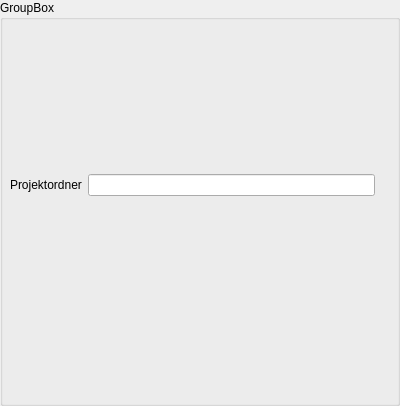
This is src/gui_vm/view/qt_designed/project.ui in ChrFr/gui_vm as Qt 5 draws it before an edit. The edited form follows.
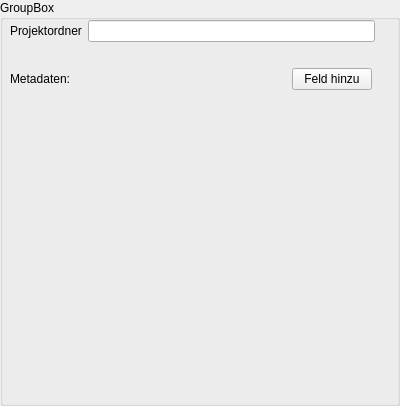
This is the edited form. Icons and pictures are not drawn.

Commit message: Fixed: closeevent wasn't catched. fixed by changing way to close from qapp.quit to close(); New Feature: user may add meta-fields to project (delete missing atm);

What changed in the file:
```diff
--- a/src/gui_vm/view/qt_designed/project.ui
+++ b/src/gui_vm/view/qt_designed/project.ui
@@ -52,8 +52,66 @@
       </property>
      </widget>
     </item>
-    <item row="1" column="0" colspan="3">
-     <layout class="QFormLayout" name="meta_layout"/>
+    <item row="3" column="0" colspan="3">
+     <layout class="QFormLayout" name="meta_layout">
+      <property name="fieldGrowthPolicy">
+       <enum>QFormLayout::AllNonFixedFieldsGrow</enum>
+      </property>
+      <property name="rightMargin">
+       <number>9</number>
+      </property>
+      <item row="0" column="0">
+       <widget class="QLabel" name="label_2">
+        <property name="text">
+         <string>Metadaten:</string>
+        </property>
+       </widget>
+      </item>
+      <item row="0" column="1">
+       <layout class="QHBoxLayout" name="horizontalLayout">
+        <item>
+         <spacer name="horizontalSpacer">
+          <property name="orientation">
+           <enum>Qt::Horizontal</enum>
+          </property>
+          <property name="sizeHint" stdset="0">
+           <size>
+            <width>40</width>
+            <height>20</height>
+           </size>
+          </property>
+         </spacer>
+        </item>
+        <item>
+         <widget class="QPushButton" name="add_meta_button">
+          <property name="text">
+           <string>Feld hinzu</string>
+          </property>
+          <property name="icon">
+           <iconset resource="gui.qrc">
+            <normaloff>:/buttons/icons/plus.png</normaloff>:/buttons/icons/plus.png</iconset>
+          </property>
+         </widget>
+        </item>
+       </layout>
+      </item>
+     </layout>
+    </item>
+    <item row="1" column="0">
+     <spacer name="verticalSpacer">
+      <property name="orientation">
+       <enum>Qt::Vertical</enum>
+      </property>
+      <property name="sizeType">
+       <enum>QSizePolicy::Fixed</enum>
+      </property>
+      <property name="sizeHint" stdset="0">
+       <size>
+        <width>20</width>
+        <height>20</height>
+       </size>
+      </property>
+     </spacer>
     </item>
    </layout>
   </widget>
```
Left out of the diff: 4 changed lines with no effect on the pictures. The commit also changes 4 other files.
